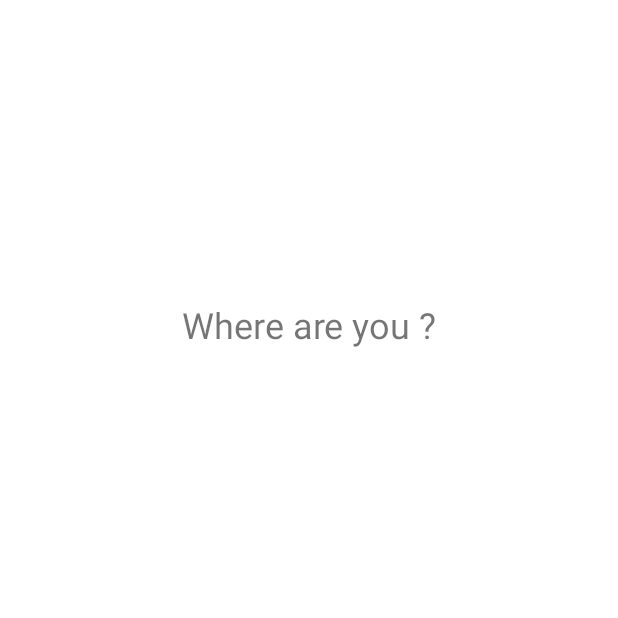
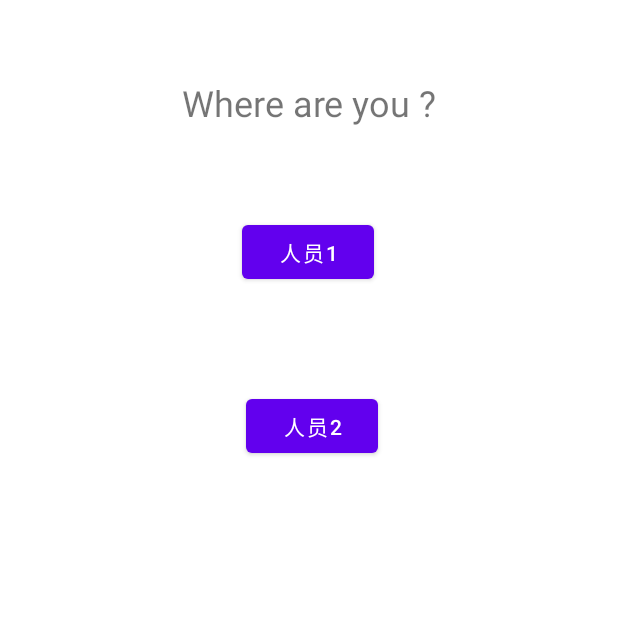
Before and after one commit to iwusong/where, an Android app: the screen it shows after launch (MainActivity), on a phone screen of 412 x 824 dp, the top half of it. Run offline under Robolectric (Android 15) with nearby library versions, the phone set to English and light mode, and no system bars; libraries missing offline, so code that uses them is left out: com.tencent.bugly; 4 statements that could not run were skipped.

Commit message:
大娟奉命提交

```diff
--- a/app/src/main/java/com/cn/dafeng/where/MainActivity.java
+++ b/app/src/main/java/com/cn/dafeng/where/MainActivity.java
@@ -6,6 +6,8 @@ import android.content.ClipboardManager;
 import android.content.Context;
 import android.content.Intent;
 import android.os.Bundle;
+import android.view.View;
+import android.widget.Button;
 import android.widget.Toast;
 import androidx.annotation.NonNull;
 import androidx.appcompat.app.AlertDialog;
@@ -21,9 +23,9 @@ import static android.provider.Settings.Secure;
 
 public class MainActivity extends AppCompatActivity {
 
-    static String id = "cfc5d88d2824c3bd";
+    static String allowedId = "cfc5d88d2824c3bd";
     //    static String id = "dfc546beaf51b353";
-    String androidId;
+    String deviceId;
     MyApplication app;
     BiometricPrompt biometricPrompt;
     BiometricPrompt.PromptInfo promptInfo;
@@ -33,19 +35,19 @@ public class MainActivity extends AppCompatActivity {
         super.onCreate(savedInstanceState);
         setContentView(R.layout.activity_main);
         init();
-        if (id.equals(androidId)) {
+        if (BuildConfig.DEBUG) {
+            authorizationSucceeded();
+        } else if (allowedId.equals(deviceId)) {
             biometricPrompt.authenticate(promptInfo);
-        } else if (!BuildConfig.DEBUG) {
+        } else {
             showCopy_androidId_Dialog();
-        } else {
-            goW();
         }
     }
 
     private void init() {
         app = (MyApplication) getApplication();
-        androidId = Secure.getString(getContentResolver(), Secure.ANDROID_ID);
-        System.out.println(androidId);
+        deviceId = Secure.getString(getContentResolver(), Secure.ANDROID_ID);
+        System.out.println(deviceId);
         initBiometricPromptAndPromptInfo();
         //        日志
         CrashReport.UserStrategy strategy = new CrashReport.UserStrategy(getApplicationContext());
@@ -53,6 +55,15 @@ public class MainActivity extends AppCompatActivity {
         CrashReport.setIsDevelopmentDevice(getApplicationContext(), true);
         CrashReport.initCrashReport(getApplicationContext(), "eca0dff366", true);
 
+
+        Button b1 = findViewById(R.id.button1);
+        b1.setOnClickListener(
+                (view) -> startActivity(new Intent(MainActivity.this, WsWebview.class))
+        );
+        Button b2 = findViewById(R.id.button2);
+        b2.setOnClickListener(
+                (view)->startActivity(new Intent(MainActivity.this, WebView2.class))
+        );
     }
 
     /**
@@ -76,7 +87,7 @@ public class MainActivity extends AppCompatActivity {
             public void onAuthenticationSucceeded(
                     @NonNull BiometricPrompt.AuthenticationResult result) {
                 super.onAuthenticationSucceeded(result);
-                goW();
+                authorizationSucceeded();
             }
 
             @Override
@@ -104,10 +115,10 @@ public class MainActivity extends AppCompatActivity {
     private void showCopy_androidId_Dialog() {
         AlertDialog dialog = new AlertDialog.Builder(this)
                 .setTitle("当前设备id")
-                .setMessage(androidId)
+                .setMessage(deviceId)
                 .setPositiveButton("复制", (dialog1, which) -> {
                     ClipboardManager clipboardManager = (ClipboardManager) getSystemService(Context.CLIPBOARD_SERVICE);
-                    ClipData mClipData = ClipData.newPlainText("id", androidId);
+                    ClipData mClipData = ClipData.newPlainText("id", deviceId);
                     clipboardManager.setPrimaryClip(mClipData);
                     Toast.makeText(MainActivity.this, "已复制", Toast.LENGTH_SHORT).show();
                     dialog1.dismiss();
@@ -116,9 +127,10 @@ public class MainActivity extends AppCompatActivity {
         dialog.show();
     }
 
-    private void goW() {
+    private void authorizationSucceeded() {
+
         app.setAuthorized(true);
-        startActivity(new Intent(MainActivity.this, WsWebview.class));
-        finish();
+//        startActivity(new Intent(MainActivity.this, WsWebview.class));
+//        finish();
     }
 }
--- a/app/src/main/java/com/cn/dafeng/where/utils/SendEmail.java
+++ b/app/src/main/java/com/cn/dafeng/where/utils/SendEmail.java
@@ -79,9 +79,7 @@ public class SendEmail {
                 () -> {
                     try {
                         main();
-                    } catch (MessagingException e) {
-                        e.printStackTrace();
-                    } catch (GeneralSecurityException e) {
+                    } catch (MessagingException | GeneralSecurityException e) {
                         e.printStackTrace();
                     }
                 }
--- a/app/src/main/res/layout/activity_main.xml
+++ b/app/src/main/res/layout/activity_main.xml
@@ -12,5 +12,19 @@
             android:textSize="24sp"
             android:layout_height="wrap_content" android:id="@+id/textView"
             app:layout_constraintStart_toStartOf="parent" app:layout_constraintEnd_toEndOf="parent"
-            app:layout_constraintTop_toTopOf="parent" android:layout_marginTop="200dp"/>
+            app:layout_constraintTop_toTopOf="parent" android:layout_marginTop="52dp"/>
+    <Button
+            android:text="人员1"
+            android:layout_width="wrap_content"
+            android:layout_height="wrap_content" android:id="@+id/button1"
+            app:layout_constraintStart_toStartOf="parent" app:layout_constraintTop_toTopOf="parent"
+            android:layout_marginTop="144dp" app:layout_constraintEnd_toEndOf="parent"
+            app:layout_constraintHorizontal_bias="0.498"/>
+    <Button
+            android:text="人员2"
+            android:layout_width="wrap_content"
+            android:layout_height="wrap_content" android:id="@+id/button2"
+            app:layout_constraintStart_toStartOf="parent" app:layout_constraintEnd_toEndOf="parent"
+            app:layout_constraintTop_toTopOf="parent" android:layout_marginTop="260dp"
+            app:layout_constraintHorizontal_bias="0.507"/>
 </androidx.constraintlayout.widget.ConstraintLayout>
```
Also changed, not shown: app/src/main/AndroidManifest.xml (+13 -7 lines), app/src/main/java/com/cn/dafeng/where/WebView2.java (added, +51 -0 lines), app/src/main/java/com/cn/dafeng/where/WsWebview.java (+11 -27 lines), app/src/main/java/com/cn/dafeng/where/utils/WebViewUtils.java (added, +41 -0 lines).
